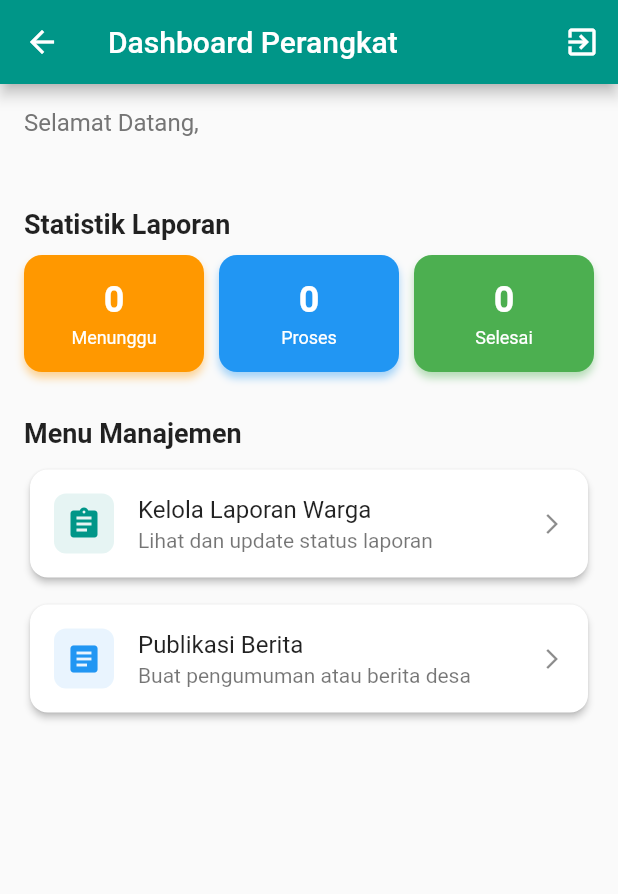
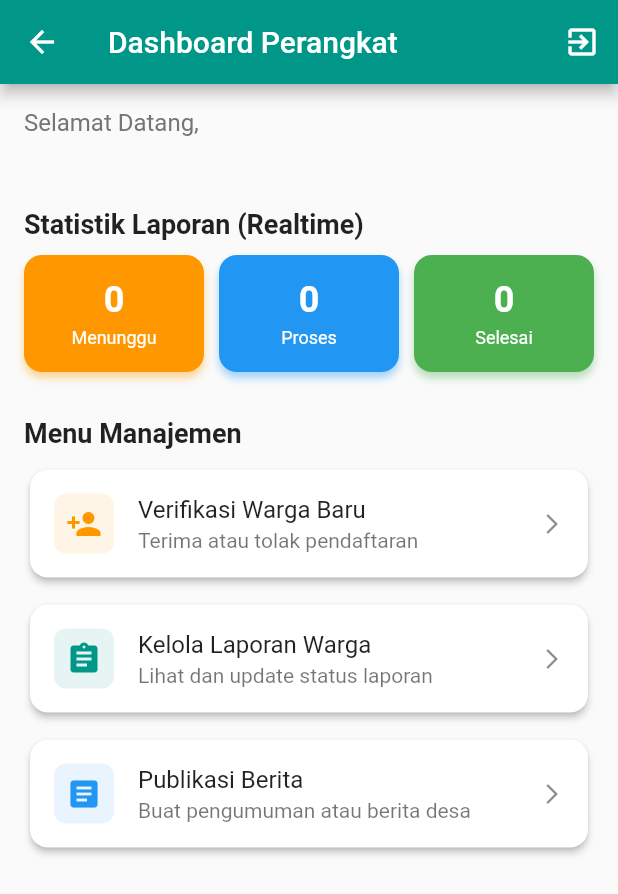
Before and after one commit to revania29/mobileapp_laporbalongmojo, a Flutter app: the DashboardScreenPerangkat screen opened by its route, on a phone screen of 412 x 824 dp. Shown: the top 894 px of the screen. Run offline on Flutter 3.47's test engine with Material 3 defaults, Android fonts, the phone set to English and light mode, and no system bars; our stand-ins replace flutter_secure_storage, image_picker, shared_preferences; accounts and stored records are empty; network calls fail.

Commit message:
Statistik API & Fitur Verifikasi User

```diff
--- a/lapor_balongmojo/lib/main.dart
+++ b/lapor_balongmojo/lib/main.dart
@@ -14,6 +14,7 @@ import 'package:lapor_balongmojo/screens/perangkat/list_laporan_admin_screen.dar
 import 'package:lapor_balongmojo/screens/perangkat/detail_laporan_screen.dart';
 import 'package:lapor_balongmojo/screens/perangkat/form_berita_screen.dart';
 import 'package:lapor_balongmojo/screens/masyarakat/detail_berita_screen.dart';
+import 'package:lapor_balongmojo/screens/perangkat/verifikasi_warga_screen.dart';
 
 void main() {
   runApp(const MyApp());
@@ -51,16 +52,15 @@ class MyApp extends StatelessWidget {
           SplashScreen.routeName: (ctx) => const SplashScreen(),
           LoginScreen.routeName: (ctx) => const LoginScreen(),
           RegisterMasyarakatScreen.routeName: (ctx) => const RegisterMasyarakatScreen(),
-
           HomeScreenMasyarakat.routeName: (ctx) => const HomeScreenMasyarakat(),
           FormLaporanScreen.routeName: (ctx) => const FormLaporanScreen(),
           RiwayatLaporanScreen.routeName: (ctx) => const RiwayatLaporanScreen(),
-
           DashboardScreenPerangkat.routeName: (ctx) => const DashboardScreenPerangkat(),
           ListLaporanAdminScreen.routeName: (ctx) => const ListLaporanAdminScreen(),
           DetailLaporanScreen.routeName: (ctx) => const DetailLaporanScreen(),
           FormBeritaScreen.routeName: (ctx) => const FormBeritaScreen(),
           DetailBeritaScreen.routeName: (ctx) => const DetailBeritaScreen(),
+          VerifikasiWargaScreen.routeName: (ctx) => const VerifikasiWargaScreen(),
         },
       ),
     );
--- a/lapor_balongmojo/lib/screens/perangkat/dashboard_screen_perangkat.dart
+++ b/lapor_balongmojo/lib/screens/perangkat/dashboard_screen_perangkat.dart
@@ -1,38 +1,43 @@
 import 'package:flutter/material.dart';
 import 'package:provider/provider.dart';
 import 'package:lapor_balongmojo/providers/auth_provider.dart';
-import 'package:lapor_balongmojo/providers/laporan_provider.dart';
 import 'package:lapor_balongmojo/screens/auth/login_screen.dart';
 import 'package:lapor_balongmojo/screens/perangkat/form_berita_screen.dart';
 import 'package:lapor_balongmojo/screens/perangkat/list_laporan_admin_screen.dart';
+import 'package:lapor_balongmojo/screens/perangkat/verifikasi_warga_screen.dart';
+import 'package:lapor_balongmojo/services/api_service.dart';
 
 class DashboardScreenPerangkat extends StatefulWidget {
   static const routeName = '/dashboard-perangkat';
   const DashboardScreenPerangkat({super.key});
 
   @override
-  State<DashboardScreenPerangkat> createState() =>
-      _DashboardScreenPerangkatState();
+  State<DashboardScreenPerangkat> createState() => _DashboardScreenPerangkatState();
 }
 
 class _DashboardScreenPerangkatState extends State<DashboardScreenPerangkat> {
+  Map<String, dynamic> _stats = {'menunggu': 0, 'proses': 0, 'selesai': 0};
+
   @override
   void initState() {
     super.initState();
-    WidgetsBinding.instance.addPostFrameCallback((_) {
-      Provider.of<LaporanProvider>(
-        context,
-        listen: false,
-      ).fetchAllLaporanAdmin();
-    });
+    WidgetsBinding.instance.addPostFrameCallback((_) => _loadStats());
+  }
+
+  // Fungsi ambil statistik langsung dari API
+  Future<void> _loadStats() async {
+    try {
+      final stats = await ApiService().getStatistik();
+      if(mounted) setState(() => _stats = stats);
+    } catch (e) {
+      debugPrint("Gagal load stats: $e");
+    }
   }
 
   @override
   Widget build(BuildContext context) {
     final user = Provider.of<AuthProvider>(context).user;
 
-    return Consumer<LaporanProvider>(
-      builder: (context, laporanData, child) {
     return Scaffold(
       appBar: AppBar(
         title: const Text('Dashboard Perangkat'),
@@ -47,25 +52,14 @@ class _DashboardScreenPerangkatState extends State<DashboardScreenPerangkat> {
                   title: const Text('Konfirmasi Logout'),
                   content: const Text('Keluar dari mode Admin?'),
                   actions: [
-                        TextButton(
-                          onPressed: () => Navigator.of(ctx).pop(),
-                          child: const Text('Batal'),
-                        ),
+                    TextButton(onPressed: () => Navigator.of(ctx).pop(), child: const Text('Batal')),
                     TextButton(
                       onPressed: () async {
                         Navigator.of(ctx).pop();
                         final rootNavigator = Navigator.of(context);
-                            final authProvider = Provider.of<AuthProvider>(
-                              context,
-                              listen: false,
-                            );
-
-                            await authProvider.logout();
-
-                            rootNavigator.pushNamedAndRemoveUntil(
-                              LoginScreen.routeName,
-                              (route) => false,
-                            );
+                        await Provider.of<AuthProvider>(context, listen: false).logout();
+                        if (!mounted) return;
+                        rootNavigator.pushNamedAndRemoveUntil(LoginScreen.routeName, (route) => false);
                       },
                       child: const Text('Ya, Keluar'),
                     ),
@@ -76,145 +70,89 @@ class _DashboardScreenPerangkatState extends State<DashboardScreenPerangkat> {
           ),
         ],
       ),
-          body: laporanData.isLoading
-              ? const Center(child: CircularProgressIndicator())
-              : SingleChildScrollView(
+      body: RefreshIndicator(
+        onRefresh: _loadStats,
+        child: SingleChildScrollView(
           padding: const EdgeInsets.all(16),
           child: Column(
             crossAxisAlignment: CrossAxisAlignment.start,
             children: [
-                      Text(
-                        'Selamat Datang,',
-                        style: TextStyle(fontSize: 16, color: Colors.grey[600]),
-                      ),
-                      Text(
-                        user?.nama ?? 'Admin Desa',
-                        style: const TextStyle(
-                          fontSize: 24,
-                          fontWeight: FontWeight.bold,
-                        ),
-                      ),
+              Text('Selamat Datang,', style: TextStyle(fontSize: 16, color: Colors.grey[600])),
+              Text(user?.nama ?? 'Admin Desa', style: const TextStyle(fontSize: 24, fontWeight: FontWeight.bold)),
               const SizedBox(height: 20),
 
-                      const Text(
-                        "Statistik Laporan",
-                        style: TextStyle(
-                          fontWeight: FontWeight.bold,
-                          fontSize: 18,
-                        ),
-                      ),
+              const Text("Statistik Laporan (Realtime)", style: TextStyle(fontWeight: FontWeight.bold, fontSize: 18)),
               const SizedBox(height: 10),
               Row(
                 children: [
-                          Expanded(
-                            child: _StatCard(
-                              title: 'Menunggu',
-                              count: laporanData.countMenunggu.toString(),
-                              color: Colors.orange,
-                            ),
-                          ),
+                  Expanded(child: _StatCard(title: 'Menunggu', count: _stats['menunggu'].toString(), color: Colors.orange)),
                   const SizedBox(width: 10),
-                          Expanded(
-                            child: _StatCard(
-                              title: 'Proses',
-                              count: laporanData.countProses.toString(),
-                              color: Colors.blue,
-                            ),
-                          ),
+                  Expanded(child: _StatCard(title: 'Proses', count: _stats['proses'].toString(), color: Colors.blue)),
                   const SizedBox(width: 10),
-                          Expanded(
-                            child: _StatCard(
-                              title: 'Selesai',
-                              count: laporanData.countSelesai.toString(),
-                              color: Colors.green,
-                            ),
-                          ),
+                  Expanded(child: _StatCard(title: 'Selesai', count: _stats['selesai'].toString(), color: Colors.green)),
                 ],
               ),
 
               const SizedBox(height: 30),
+              const Text("Menu Manajemen", style: TextStyle(fontWeight: FontWeight.bold, fontSize: 18)),
+              const SizedBox(height: 10),
 
-                      const Text(
-                        "Menu Manajemen",
-                        style: TextStyle(
-                          fontWeight: FontWeight.bold,
-                          fontSize: 18,
+              // Menu 1: Verifikasi Warga (BARU)
+               Card(
+                elevation: 2,
+                shape: RoundedRectangleBorder(borderRadius: BorderRadius.circular(12)),
+                child: ListTile(
+                  leading: Container(
+                    padding: const EdgeInsets.all(8),
+                    decoration: BoxDecoration(color: Colors.orange.withValues(alpha: 0.1), borderRadius: BorderRadius.circular(8)),
+                    child: const Icon(Icons.person_add, color: Colors.orange),
+                  ),
+                  title: const Text('Verifikasi Warga Baru'),
+                  subtitle: const Text('Terima atau tolak pendaftaran'),
+                  trailing: const Icon(Icons.arrow_forward_ios, size: 16),
+                  onTap: () => Navigator.of(context).pushNamed(VerifikasiWargaScreen.routeName),
                 ),
               ),
               const SizedBox(height: 10),
 
+              // Menu 2: Kelola Laporan
               Card(
                 elevation: 2,
-                        shape: RoundedRectangleBorder(
-                          borderRadius: BorderRadius.circular(12),
-                        ),
+                shape: RoundedRectangleBorder(borderRadius: BorderRadius.circular(12)),
                 child: ListTile(
                   leading: Container(
                     padding: const EdgeInsets.all(8),
-                            decoration: BoxDecoration(
-                              color: Colors.teal.withValues(alpha: 0.1),
-                              borderRadius: BorderRadius.circular(8),
+                    decoration: BoxDecoration(color: Colors.teal.withValues(alpha: 0.1), borderRadius: BorderRadius.circular(8)),
+                    child: const Icon(Icons.assignment, color: Colors.teal),
                   ),
-                            child: const Icon(
-                              Icons.assignment,
-                              color: Colors.teal,
+                  title: const Text('Kelola Laporan Warga'),
+                  subtitle: const Text('Lihat dan update status laporan'),
+                  trailing: const Icon(Icons.arrow_forward_ios, size: 16),
+                  onTap: () => Navigator.of(context).pushNamed(ListLaporanAdminScreen.routeName),
                 ),
               ),
-                          title: const Text('Kelola Laporan Warga'),
-                          subtitle: const Text(
-                            'Lihat dan update status laporan',
-                          ),
-                          trailing: const Icon(
-                            Icons.arrow_forward_ios,
-                            size: 16,
-                          ),
-                          onTap: () {
-                            Navigator.of(
-                              context,
-                            ).pushNamed(ListLaporanAdminScreen.routeName);
-                          },
-                        ),
-                      ),
-
               const SizedBox(height: 10),
 
+              // Menu 3: Berita
               Card(
                 elevation: 2,
-                        shape: RoundedRectangleBorder(
-                          borderRadius: BorderRadius.circular(12),
-                        ),
+                shape: RoundedRectangleBorder(borderRadius: BorderRadius.circular(12)),
                 child: ListTile(
                   leading: Container(
                     padding: const EdgeInsets.all(8),
-                            decoration: BoxDecoration(
-                              color: Colors.blue.withValues(alpha: 0.1),
-                              borderRadius: BorderRadius.circular(8),
-                            ),
-                            child: const Icon(
-                              Icons.article,
-                              color: Colors.blue,
-                            ),
+                    decoration: BoxDecoration(color: Colors.blue.withValues(alpha: 0.1), borderRadius: BorderRadius.circular(8)),
+                    child: const Icon(Icons.article, color: Colors.blue),
                   ),
                   title: const Text('Publikasi Berita'),
-                          subtitle: const Text(
-                            'Buat pengumuman atau berita desa',
-                          ),
-                          trailing: const Icon(
-                            Icons.arrow_forward_ios,
-                            size: 16,
-                          ),
-                          onTap: () {
-                            Navigator.of(
-                              context,
-                            ).pushNamed(FormBeritaScreen.routeName);
-                          },
+                  subtitle: const Text('Buat pengumuman atau berita desa'),
+                  trailing: const Icon(Icons.arrow_forward_ios, size: 16),
+                  onTap: () => Navigator.of(context).pushNamed(FormBeritaScreen.routeName),
                 ),
               ),
             ],
           ),
         ),
-        );
-      },
+      ),
     );
   }
 }
@@ -223,13 +161,7 @@ class _StatCard extends StatelessWidget {
   final String title;
   final String count;
   final Color color;
-
-  const _StatCard({
-    required this.title,
-    required this.count,
-    required this.color,
-  });
-
+  const _StatCard({required this.title, required this.count, required this.color});
   @override
   Widget build(BuildContext context) {
     return Container(
@@ -237,29 +169,13 @@ class _StatCard extends StatelessWidget {
       decoration: BoxDecoration(
         color: color,
         borderRadius: BorderRadius.circular(12),
-        boxShadow: [
-          BoxShadow(
-            color: color.withValues(alpha: 0.4),
-            blurRadius: 4,
-            offset: const Offset(0, 4),
-          ),
-        ],
+        boxShadow: [BoxShadow(color: color.withValues(alpha: 0.4), blurRadius: 4, offset: const Offset(0, 4))],
       ),
       child: Column(
         children: [
-          Text(
-            count,
-            style: const TextStyle(
-              color: Colors.white,
-              fontSize: 24,
-              fontWeight: FontWeight.bold,
-            ),
-          ),
+          Text(count, style: const TextStyle(color: Colors.white, fontSize: 24, fontWeight: FontWeight.bold)),
           const SizedBox(height: 4),
-          Text(
-            title,
-            style: const TextStyle(color: Colors.white, fontSize: 12),
-          ),
+          Text(title, style: const TextStyle(color: Colors.white, fontSize: 12)),
         ],
       ),
     );
```
Also changed, not shown: lapor_balongmojo/lib/screens/perangkat/verifikasi_warga_screen.dart (added, +87 -0 lines), lapor_balongmojo/lib/services/api_service.dart (+38 -0 lines), 3 other files. Lines whose indentation alone changed are shown as unchanged.
